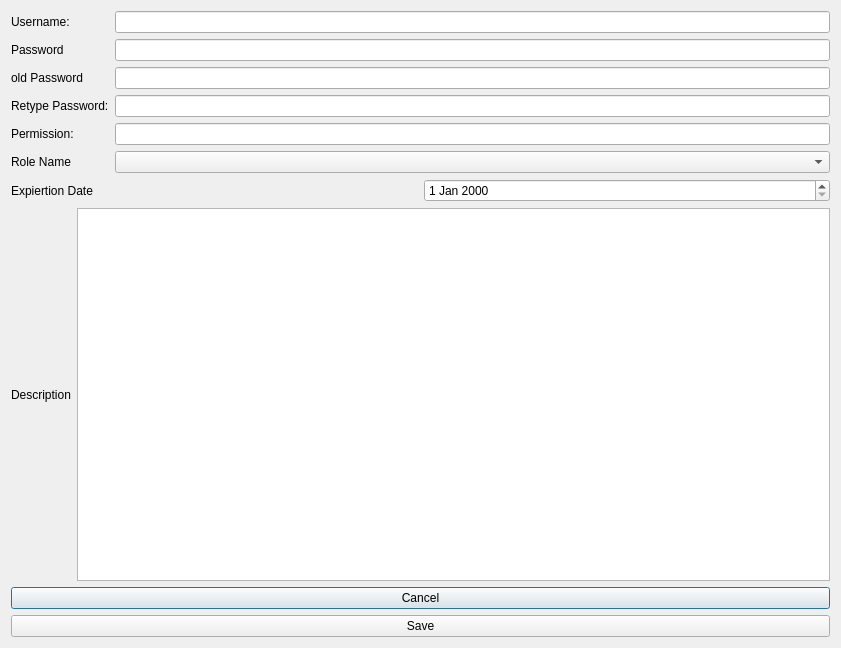
The window that createuser.ui (aliysefian/qt-test) describes before a commit, drawn with Qt 5.
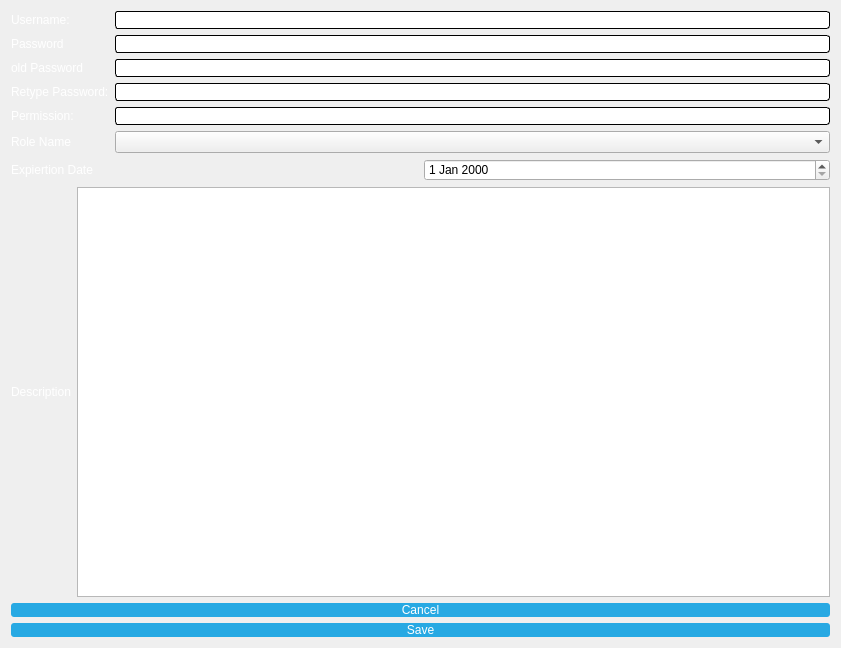
The same window after the commit.

Commit message: add last login and new style-sheet to all dialog

The edit to the form file:
```diff
--- a/createuser.ui
+++ b/createuser.ui
@@ -13,6 +13,46 @@
   <property name="windowTitle">
    <string>Dialog</string>
   </property>
+  <property name="styleSheet">
+   <string notr="true">QHBoxLayout#topPanel {
+background-color: gray; border: none;
+}
+QGroupBox{
+background-color: gray;
+color:white
+
+}
+
+QDialog{
+background-color: qlineargradient(spread:reflect, x1:0.5,
+y1:0, x2:0, y2:0, stop:0 rgba(91, 204, 233, 100), stop:1
+rgba(32, 80, 96, 100));
+}
+
+QLineEdit {
+    border-width: 1px;
+    border-style: solid;
+    border-radius: 4px;
+}
+#loginForm {
+background: rgba(0, 0, 0, 80);
+border-radius: 8px;
+}
+
+QLabel { color: white; }
+QLineEdit { border-radius: 3px; }
+QPushButton {
+color: white;
+background-color: #27a9e3;
+border-width: 0px;
+border-radius: 3px;
+}
+QPushButton:hover { background-color: #66c011; }
+
+
+
+</string>
+  </property>
   <layout class="QVBoxLayout" name="verticalLayout">
    <item>
     <layout class="QGridLayout" name="lay_master">
```
The commit also changes 7 other files.
